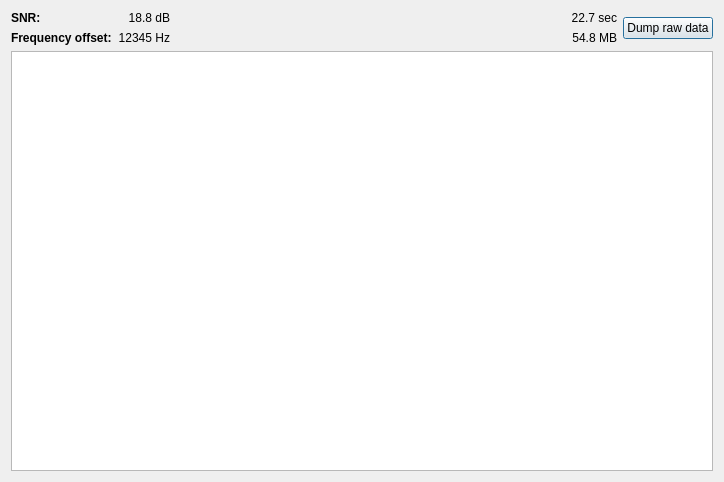
Old version of the form gui/ensembleinfodialog.ui in the repository KejPi/AbracaDABra.
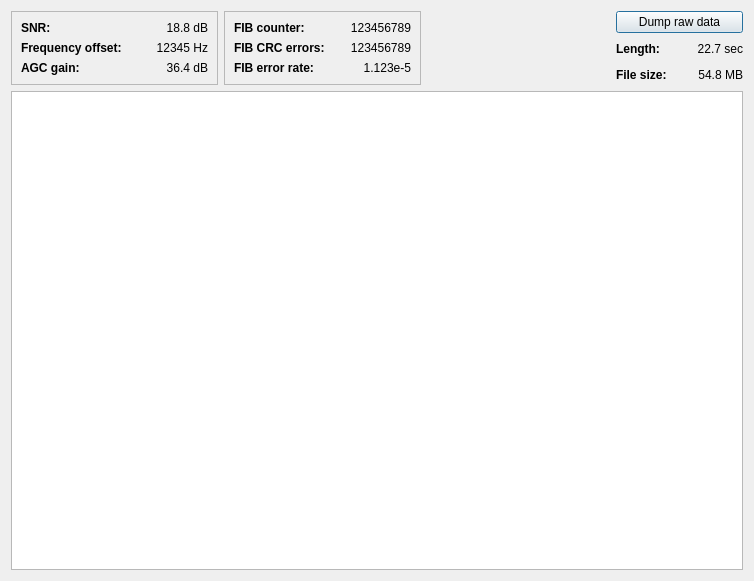
New version of the form.

Commit message: AGC gain displayed in Ensemble info dialog, preparation for FIC statistics

What changed in the file:
```diff
--- a/gui/ensembleinfodialog.ui
+++ b/gui/ensembleinfodialog.ui
@@ -6,32 +6,55 @@
    <rect>
     <x>0</x>
     <y>0</y>
-    <width>724</width>
-    <height>482</height>
+    <width>754</width>
+    <height>581</height>
    </rect>
   </property>
   <property name="windowTitle">
    <string>Ensemble Information</string>
   </property>
-  <layout class="QGridLayout" name="gridLayout_2">
+  <layout class="QGridLayout" name="gridLayout_4">
    <item row="0" column="0">
     <layout class="QHBoxLayout" name="horizontalLayout">
      <item>
+      <widget class="QFrame" name="signalFrame">
+       <property name="frameShape">
+        <enum>QFrame::StyledPanel</enum>
+       </property>
+       <property name="frameShadow">
+        <enum>QFrame::Raised</enum>
+       </property>
       <layout class="QGridLayout" name="gridLayout">
-       <item row="1" column="0">
-        <widget class="QLabel" name="freqOffset">
-         <property name="font">
-          <font>
-           <bold>true</bold>
-          </font>
-         </property>
+        <item row="0" column="1">
+         <widget class="QLabel" name="snr">
          <property name="text">
-          <string>Frequency offset:</string>
+           <string>18.8 dB</string>
+          </property>
+          <property name="alignment">
+           <set>Qt::AlignRight|Qt::AlignTrailing|Qt::AlignVCenter</set>
          </property>
         </widget>
        </item>
-       <item row="1" column="1">
+        <item row="1" column="0">
         <widget class="QLabel" name="freqOffsetLabel">
+          <property name="font">
+           <font>
+            <bold>true</bold>
+           </font>
+          </property>
+          <property name="text">
+           <string>Frequency offset:</string>
+          </property>
+         </widget>
+        </item>
+        <item row="1" column="1">
+         <widget class="QLabel" name="freqOffset">
+          <property name="minimumSize">
+           <size>
+            <width>80</width>
+            <height>0</height>
+           </size>
+          </property>
          <property name="text">
           <string>12345 Hz</string>
          </property>
@@ -40,18 +63,30 @@
          </property>
         </widget>
        </item>
-       <item row="0" column="1">
+        <item row="2" column="0">
+         <widget class="QLabel" name="agcGainLabel">
+          <property name="font">
+           <font>
+            <bold>true</bold>
+           </font>
+          </property>
+          <property name="text">
+           <string>AGC gain:</string>
+          </property>
+         </widget>
+        </item>
+        <item row="2" column="1">
+         <widget class="QLabel" name="agcGain">
+          <property name="text">
+           <string>36.4 dB</string>
+          </property>
+          <property name="alignment">
+           <set>Qt::AlignRight|Qt::AlignTrailing|Qt::AlignVCenter</set>
+          </property>
+         </widget>
+        </item>
+        <item row="0" column="0">
         <widget class="QLabel" name="snrLabel">
-         <property name="text">
-          <string>18.8 dB</string>
-         </property>
-         <property name="alignment">
-          <set>Qt::AlignRight|Qt::AlignTrailing|Qt::AlignVCenter</set>
-         </property>
-        </widget>
-       </item>
-       <item row="0" column="0">
-        <widget class="QLabel" name="snr">
          <property name="font">
           <font>
            <bold>true</bold>
@@ -63,6 +98,91 @@
         </widget>
        </item>
       </layout>
+      </widget>
+     </item>
+     <item>
+      <widget class="QFrame" name="FIBframe">
+       <property name="frameShape">
+        <enum>QFrame::StyledPanel</enum>
+       </property>
+       <property name="frameShadow">
+        <enum>QFrame::Raised</enum>
+       </property>
+       <layout class="QGridLayout" name="gridLayout_2">
+        <item row="2" column="1">
+         <widget class="QLabel" name="fibErrRate">
+          <property name="text">
+           <string>1.123e-5</string>
+          </property>
+          <property name="alignment">
+           <set>Qt::AlignRight|Qt::AlignTrailing|Qt::AlignVCenter</set>
+          </property>
+         </widget>
+        </item>
+        <item row="1" column="0">
+         <widget class="QLabel" name="fibErrCountLabel">
+          <property name="font">
+           <font>
+            <bold>true</bold>
+           </font>
+          </property>
+          <property name="text">
+           <string>FIB CRC errors:</string>
+          </property>
+         </widget>
+        </item>
+        <item row="2" column="0">
+         <widget class="QLabel" name="fibErrRateLabel">
+          <property name="font">
+           <font>
+            <bold>true</bold>
+           </font>
+          </property>
+          <property name="text">
+           <string>FIB error rate:</string>
+          </property>
+         </widget>
+        </item>
+        <item row="1" column="1">
+         <widget class="QLabel" name="fibErrCount">
+          <property name="text">
+           <string>123456789</string>
+          </property>
+          <property name="alignment">
+           <set>Qt::AlignRight|Qt::AlignTrailing|Qt::AlignVCenter</set>
+          </property>
+         </widget>
+        </item>
+        <item row="0" column="0">
+         <widget class="QLabel" name="fibCountLabel">
+          <property name="font">
+           <font>
+            <bold>true</bold>
+           </font>
+          </property>
+          <property name="text">
+           <string>FIB counter:</string>
+          </property>
+         </widget>
+        </item>
+        <item row="0" column="1">
+         <widget class="QLabel" name="fibCount">
+          <property name="minimumSize">
+           <size>
+            <width>80</width>
+            <height>0</height>
+           </size>
+          </property>
+          <property name="text">
+           <string>123456789</string>
+          </property>
+          <property name="alignment">
+           <set>Qt::AlignRight|Qt::AlignTrailing|Qt::AlignVCenter</set>
+          </property>
+         </widget>
+        </item>
+       </layout>
+      </widget>
      </item>
      <item>
       <spacer name="horizontalSpacer">
@@ -80,7 +200,34 @@
      <item>
       <layout class="QVBoxLayout" name="dumpProgressLayout">
        <item>
-        <widget class="QLabel" name="dumpTimeLabel">
+        <widget class="QPushButton" name="dumpButton">
+         <property name="text">
+          <string>Dump raw data</string>
+         </property>
+        </widget>
+       </item>
+       <item>
+        <layout class="QGridLayout" name="gridLayout_3">
+         <item row="0" column="0">
+          <widget class="QLabel" name="dumpLengthLabel">
+           <property name="font">
+            <font>
+             <bold>true</bold>
+            </font>
+           </property>
+           <property name="text">
+            <string>Length:</string>
+           </property>
+          </widget>
+         </item>
+         <item row="0" column="1">
+          <widget class="QLabel" name="dumpLength">
+           <property name="minimumSize">
+            <size>
+             <width>70</width>
+             <height>0</height>
+            </size>
+           </property>
          <property name="text">
           <string>22.7 sec</string>
          </property>
@@ -89,8 +236,26 @@
          </property>
         </widget>
        </item>
-       <item>
+         <item row="1" column="0">
         <widget class="QLabel" name="dumpSizeLabel">
+           <property name="font">
+            <font>
+             <bold>true</bold>
+            </font>
+           </property>
+           <property name="text">
+            <string>File size:</string>
+           </property>
+          </widget>
+         </item>
+         <item row="1" column="1">
+          <widget class="QLabel" name="dumpSize">
+           <property name="minimumSize">
+            <size>
+             <width>70</width>
+             <height>0</height>
+            </size>
+           </property>
          <property name="text">
           <string>54.8 MB</string>
          </property>
@@ -100,15 +265,6 @@
         </widget>
        </item>
       </layout>
-     </item>
-     <item>
-      <layout class="QHBoxLayout" name="dumpLayout">
-       <item>
-        <widget class="QPushButton" name="dumpButton">
-         <property name="text">
-          <string>Dump raw data</string>
-         </property>
-        </widget>
        </item>
       </layout>
      </item>
```
Left out of the diff: 2 changed lines with no effect on the pictures. Lines whose indentation alone changed are shown as unchanged. The commit also changes 6 other files.
